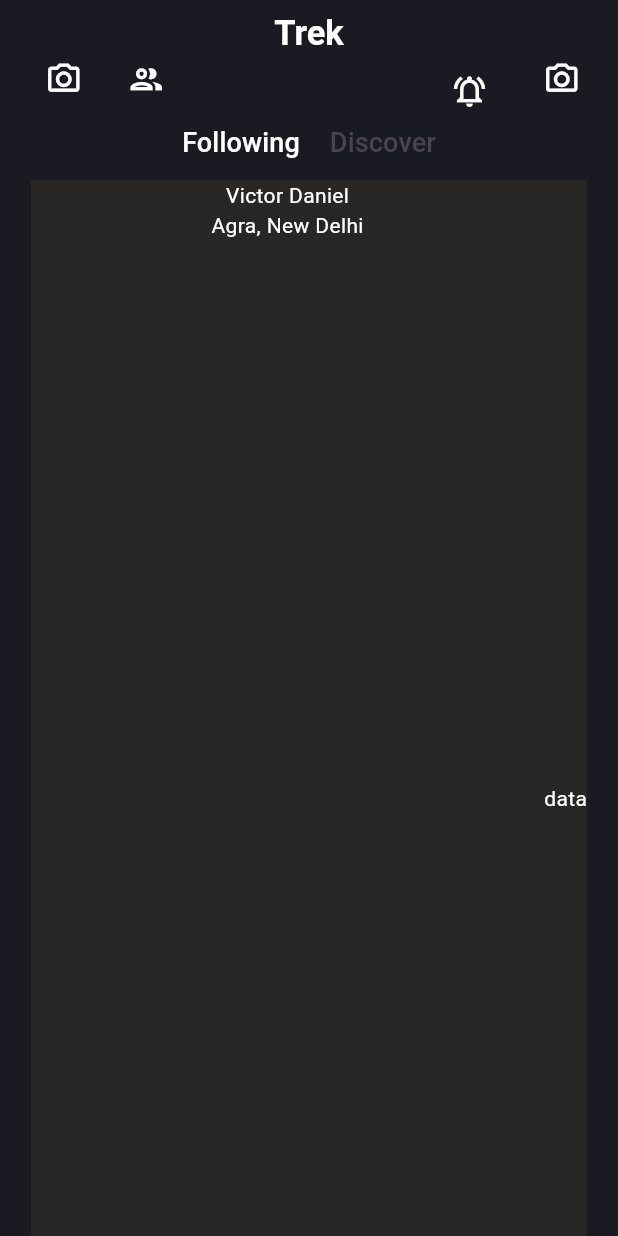
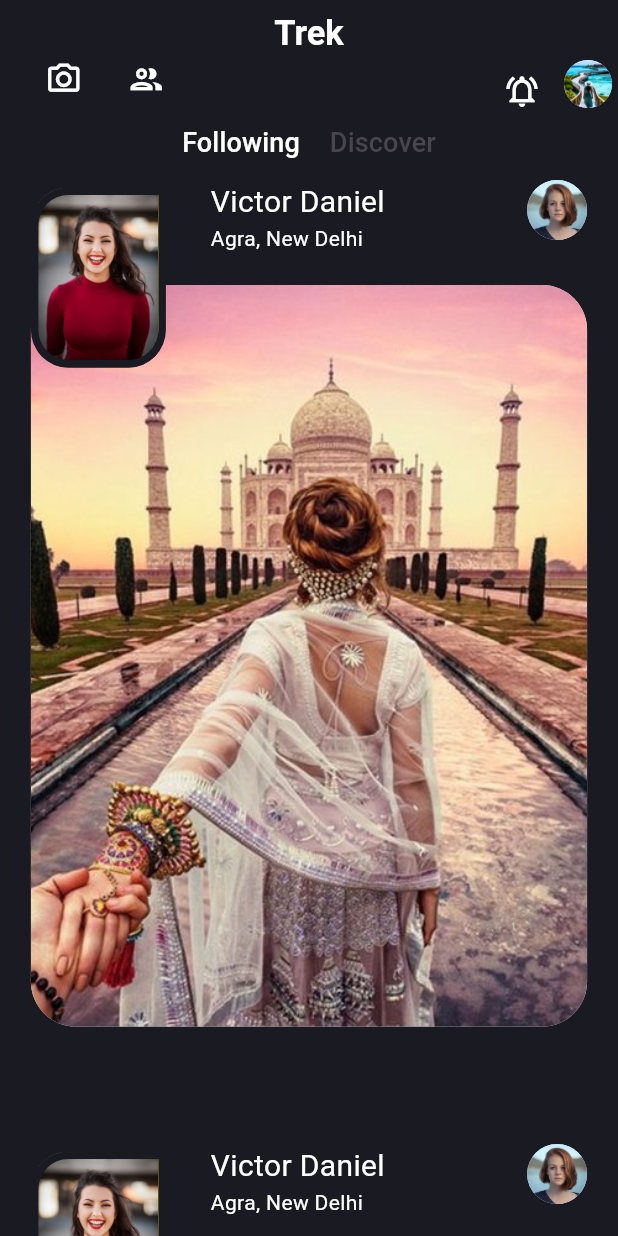
Before and after one commit to muhammed-shadil/social-media-app, a Flutter app: the HomeScreen screen opened directly, on a phone screen of 412 x 824 dp. Run offline on Flutter 3.47's test engine with Material 3 defaults, Android fonts, the phone set to English and light mode, and no system bars; our stand-ins replace another_flutter_splash_screen, bloc, flutter_bloc, shared_preferences; accounts and stored records are empty.

Commit message:
add followers screen

```diff
--- a/lib/utils/constants.dart
+++ b/lib/utils/constants.dart
@@ -8,6 +8,9 @@ class constants {
   static const Color secodarycolor = Color.fromARGB(255, 255, 77, 103);
   static const Color fillcolor = Color.fromARGB(255, 47, 48, 55);
   static const Color white = Colors.white;
+  static const Color offwhite = Color.fromARGB(255, 150, 143, 143);
+
+
 // -----------------------------heights --------------------
   static const SizedBox height30 = SizedBox(
     height: 30,
--- a/lib/utils/styles.dart
+++ b/lib/utils/styles.dart
@@ -6,7 +6,9 @@ class styles {
 
   static const TextStyle fontSize20 = TextStyle(fontSize: 20);
   static const TextStyle textfieldhintstyle = TextStyle(
-      color: constants.white, fontWeight: FontWeight.w300, fontSize: 14);
+      color: constants.white, fontWeight: FontWeight.w300, fontSize:18);
   static const TextStyle mainbuttontext =
       TextStyle(color: Colors.white, fontSize: 20, fontWeight: FontWeight.w400);
+  static const TextStyle usernamefont = TextStyle(fontSize: 20);
+
 }
--- /dev/null
+++ b/lib/view/screens/Home_Screen/home_page.dart
@@ -0,0 +1,112 @@
+import 'package:flutter/material.dart';
+import 'package:flutter/widgets.dart';
+import 'package:shared_preferences/shared_preferences.dart';
+import 'package:trek/view/screens/Home_Screen/single_post.dart';
+import 'package:trek/view/screens/Signin_Screen.dart';
+import 'package:trek/view/screens/friends/followers.dart';
+
+class HomeScreen extends StatelessWidget {
+  const HomeScreen({super.key});
+
+  @override
+  Widget build(BuildContext context) {
+    return DefaultTabController(
+      length: 2,
+      child: SafeArea(
+        child: Scaffold(
+          appBar: AppBar(
+            toolbarHeight: 40,
+            title: const Padding(
+              padding: EdgeInsets.only(top: 5),
+              child: Text(
+                "Trek",
+                style: TextStyle(fontSize: 23, fontWeight: FontWeight.bold),
+              ),
+            ),
+            automaticallyImplyLeading: false,
+            centerTitle: true,
+          ),
+          body: Scaffold(
+              appBar: AppBar(
+                bottom: const PreferredSize(
+                  preferredSize: Size.fromHeight(40.0),
+                  child: TabBar(
+                    indicatorColor: Colors.transparent,
+                    dividerColor: Colors.transparent,
+                    tabAlignment: TabAlignment.center,
+                    labelStyle: TextStyle(fontSize: 18),
+                    labelPadding: EdgeInsets.only(right: 10, left: 10),
+                    tabs: [
+                      SizedBox(
+                        child: Tab(
+                          text: "Following",
+                        ),
+                      ),
+                      Tab(
+                        text: "Discover",
+                      )
+                    ],
+                    labelColor: Colors.white,
+                  ),
+                ),
+                toolbarHeight: 40,
+                leadingWidth: 130,
+                centerTitle: true,
+                leading: Padding(
+                  padding: EdgeInsets.only(bottom: 10),
+                  child: Row(
+                    children: [
+                      const Padding(
+                        padding: EdgeInsets.symmetric(horizontal: 30),
+                        child: Icon(
+                          Icons.camera_alt_outlined,
+                          size: 25,
+                        ),
+                      ),
+                      GestureDetector(
+                        onTap: () {
+                          Navigator.push(
+                              context,
+                              MaterialPageRoute(
+                                  builder: (_) => const FollowersScreen()));
+                        },
+                        child: const Icon(
+                          Icons.group_outlined,
+                          size: 25,
+                        ),
+                      ),
+                    ],
+                  ),
+                ),
+                actions: [
+                  IconButton(
+                      onPressed: () async {
+                        var sharedPref = await SharedPreferences.getInstance();
+                        sharedPref.clear();
+                        Navigator.push(
+                            context,
+                            MaterialPageRoute(
+                                builder: (_) => const signinwrapper()));
+                      },
+                      icon: const Icon(
+                        Icons.notifications_active_outlined,
+                        size: 25,
+                      )),
+                  const CircleAvatar(
+                    backgroundImage: AssetImage(
+                        "assets/gondola-ride-in-autumn-in-kashmir-2023-10-18t174214.790-min.png"),
+                  ),
+                ],
+              ),
+              body: const SingleChildScrollView(
+                child: Center(
+                  child: Column(
+                    children: [SinglePost(), SinglePost()],
+                  ),
+                ),
+              )),
+        ),
+      ),
+    );
+  }
+}
--- /dev/null
+++ b/lib/view/screens/Home_Screen/single_post.dart
@@ -0,0 +1,76 @@
+import 'package:flutter/material.dart';
+import 'package:trek/utils/constants.dart';
+import 'package:trek/utils/styles.dart';
+
+class SinglePost extends StatelessWidget {
+  const SinglePost({super.key});
+
+  @override
+  Widget build(BuildContext context) {
+    return Container(
+      // color: Color.fromARGB(255, 40, 39, 37),
+      height: MediaQuery.of(context).size.height * 0.78,
+      width: MediaQuery.of(context).size.width * 0.9,
+      child: Stack(
+        children: [
+          Row(
+            crossAxisAlignment: CrossAxisAlignment.start,
+            mainAxisAlignment: MainAxisAlignment.spaceBetween,
+            children: [
+              Container(
+                width: 25,
+              ),
+              const Column(
+                crossAxisAlignment: CrossAxisAlignment.start,
+                children: [
+                  Text(
+                    "Victor Daniel",
+                    style: styles.usernamefont,
+                  ),
+                  Text("Agra, New Delhi"),
+                ],
+              ),
+              const CircleAvatar(
+                backgroundImage: AssetImage(
+                    "assets/christopher-campbell-rDEOVtE7vOs-unsplash.jpg"),
+              )
+            ],
+          ),
+          Positioned(
+              top: 70,
+              child: Container(
+                decoration: BoxDecoration(
+                  image: const DecorationImage(
+                      image: AssetImage(
+                        "assets/b64ac4c65983e8702efcc1024bf6b142-e1505106508525.jpg",
+                      ),
+                      fit: BoxFit.cover),
+                  borderRadius: BorderRadius.circular(30),
+                  color: const Color.fromARGB(255, 236, 234, 227),
+                ),
+                width: MediaQuery.of(context).size.width * 0.9,
+                height: MediaQuery.of(context).size.height * 0.6,
+              )),
+          Positioned(
+              top: 5,
+              child: Container(
+                decoration: BoxDecoration(
+                  border:
+                      Border.all(width: 5, color: constants.backgroundColor),
+                  image: const DecorationImage(
+                      image: AssetImage(
+                          "assets/michael-dam-mEZ3PoFGs_k-unsplash.jpg")),
+                  borderRadius: const BorderRadius.only(
+                      topLeft: Radius.circular(25),
+                      bottomRight: Radius.circular(25),
+                      bottomLeft: Radius.circular(25)),
+                  color: const Color.fromARGB(255, 204, 162, 10),
+                ),
+                width: 90,
+                height: 120,
+              )),
+        ],
+      ),
+    );
+  }
+}
--- a/lib/view/screens/home_page.dart
+++ /dev/null
@@ -1,139 +0,0 @@
-import 'package:flutter/material.dart';
-import 'package:shared_preferences/shared_preferences.dart';
-import 'package:trek/view/screens/Signin_Screen.dart';
-
-class HomeScreen extends StatelessWidget {
-  const HomeScreen({super.key});
-
-  @override
-  Widget build(BuildContext context) {
-    return DefaultTabController(
-      length: 2,
-      child: SafeArea(
-        child: Scaffold(
-          appBar: AppBar(
-            toolbarHeight: 40,
-            title: const Padding(
-              padding: EdgeInsets.only(top: 5),
-              child: Text(
-                "Trek",
-                style: TextStyle(fontSize: 23, fontWeight: FontWeight.bold),
-              ),
-            ),
-            automaticallyImplyLeading: false,
-            centerTitle: true,
-          ),
-          body: Scaffold(
-              appBar: AppBar(
-                bottom: const PreferredSize(
-                  preferredSize: Size.fromHeight(40.0),
-                  child: TabBar(
-                    indicatorColor: Colors.transparent,
-                    dividerColor: Colors.transparent,
-                    tabAlignment: TabAlignment.center,
-                    labelStyle: TextStyle(fontSize: 18),
-                    labelPadding: EdgeInsets.only(right: 10, left: 10),
-                    tabs: [
-                      SizedBox(
-                        child: Tab(
-                          text: "Following",
-                        ),
-                      ),
-                      Tab(
-                        text: "Discover",
-                      )
-                    ],
-                    labelColor: Colors.white,
-                  ),
-                ),
-                toolbarHeight: 40,
-                // title: Text("Trek"),
-                leadingWidth: 130,
-                centerTitle: true,
-                leading: const Padding(
-                  padding: EdgeInsets.only(bottom: 10),
-                  child: Row(
-                    children: [
-                      Padding(
-                        padding: EdgeInsets.symmetric(horizontal: 30),
-                        child: Icon(
-                          Icons.camera_alt_outlined,
-                          size: 25,
-                        ),
-                      ),
-                      Icon(
-                        Icons.group_outlined,
-                        size: 25,
-                      ),
-                      //  Icon(Icons.camera_alt_outlined),
-                    ],
-                  ),
-                ),
-                actions: [
-                  Padding(
-                    padding: const EdgeInsets.only(bottom: 15),
-                    child: IconButton(
-                        onPressed: () async {
-                          var sharedPref =
-                              await SharedPreferences.getInstance();
-                          sharedPref.clear();
-                          Navigator.push(
-                              context,
-                              MaterialPageRoute(
-                                  builder: (_) => const signinwrapper()));
-                        },
-                        icon: const Icon(
-                          Icons.notifications_active_outlined,
-                          size: 25,
-                        )),
-                  ),
-                  const Padding(
-                    padding: EdgeInsets.only(left: 25, right: 25, bottom: 10),
-                    child: Icon(
-                      Icons.camera_alt_outlined,
-                      size: 25,
-                    ),
-                  ),
-                ],
-              ),
-              body: SingleChildScrollView(
-                child: Center(
-                  child: Column(
-                    children: [
-                      Container(
-                        color: Color.fromARGB(255, 40, 39, 37),
-                        height: MediaQuery.of(context).size.height,
-                        width: MediaQuery.of(context).size.width * 0.9,
-                        child: Stack(
-                          children: [
-                            Container(
-                              child: Row(
-                                mainAxisAlignment:
-                                    MainAxisAlignment.spaceBetween,
-                                children: [
-                                  Container(),
-                                  Column(
-                                    children: [
-                                      Text("Victor Daniel"),
-                                      Text("Agra, New Delhi"),
-                                    ],
-                                  ),Text("data")
-                                  // CircleAvatar(
-                                  //   backgroundImage: AssetImage(
-                                  //       "assets/christopher-campbell-rDEOVtE7vOs-unsplash.jpg"),
-                                  // )
-                                ],
-                              ),
-                            )
-                          ],
-                        ),
-                      ),
-                    ],
-                  ),
-                ),
-              )),
-        ),
-      ),
-    );
-  }
-}
--- a/lib/view/screens/signup_screen.dart
+++ b/lib/view/screens/signup_screen.dart
@@ -2,7 +2,7 @@ import 'package:flutter/material.dart';
 import 'package:flutter_bloc/flutter_bloc.dart';
 import 'package:trek/view/screens/Signin_Screen.dart';
 import 'package:trek/bloc/bloc/login_bloc.dart';
-import 'package:trek/view/screens/home_page.dart';
+import 'package:trek/view/screens/Home_Screen/home_page.dart';
 import 'package:trek/view/widgets/main_button.dart';
 import 'package:trek/view/widgets/main_textfield.dart';
 import 'package:trek/model/usermodel.dart';
```
Also changed, not shown: lib/view/screens/Signin_Screen.dart (+5 -2 lines), lib/view/screens/friends/followers.dart (added, +57 -0 lines), lib/view/screens/friends/user_tile.dart (added, +28 -0 lines), lib/view/screens/splash_screen.dart (+8 -26 lines), lib/view/widgets/search_textfield.dart (added, +47 -0 lines), assets/Image 14.png (added), assets/Image 18.png (added), assets/chat-conversation.png (added).
